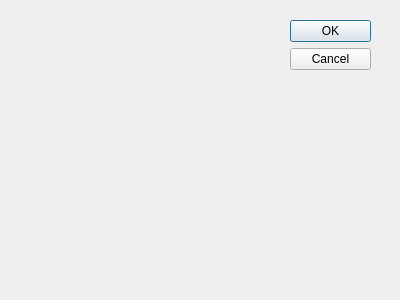
Old version of the form Linpop/addcontactwindow.ui in the repository BAKFR/linpop.
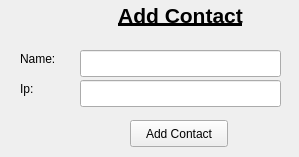
New version of the form.

Diff of the .ui file:
```diff
--- a/Linpop/addcontactwindow.ui
+++ b/Linpop/addcontactwindow.ui
@@ -3,33 +3,94 @@
  <comment/>
  <exportmacro/>
  <class>AddContactWindow</class>
- <widget class="QDialog" name="AddContactWindow">
+ <widget class="QMainWindow" name="AddContactWindow">
   <property name="geometry">
    <rect>
     <x>0</x>
     <y>0</y>
-    <width>400</width>
-    <height>300</height>
+    <width>299</width>
+    <height>157</height>
    </rect>
   </property>
   <property name="windowTitle">
    <string>Dialog</string>
   </property>
-  <widget class="QDialogButtonBox" name="buttonBox">
-   <property name="geometry">
-    <rect>
-     <x>290</x>
-     <y>20</y>
-     <width>81</width>
-     <height>241</height>
-    </rect>
-   </property>
-   <property name="orientation">
-    <enum>Qt::Vertical</enum>
-   </property>
-   <property name="standardButtons">
-    <set>QDialogButtonBox::Cancel|QDialogButtonBox::Ok</set>
-   </property>
+  <widget class="QWidget" name="centralwidget">
+   <widget class="QLabel" name="label">
+    <property name="geometry">
+     <rect>
+      <x>70</x>
+      <y>0</y>
+      <width>221</width>
+      <height>31</height>
+     </rect>
+    </property>
+    <property name="text">
+     <string>&lt;html&gt;&lt;head/&gt;&lt;body&gt;&lt;p align=&quot;center&quot;&gt;&lt;span style=&quot; font-size:16pt; font-weight:600; text-decoration: underline;&quot;&gt;Add Contact&lt;/span&gt;&lt;/p&gt;&lt;/body&gt;&lt;/html&gt;</string>
+    </property>
+   </widget>
+   <widget class="QLabel" name="label_2">
+    <property name="geometry">
+     <rect>
+      <x>20</x>
+      <y>50</y>
+      <width>66</width>
+      <height>17</height>
+     </rect>
+    </property>
+    <property name="text">
+     <string>Name:</string>
+    </property>
+   </widget>
+   <widget class="QLabel" name="label_3">
+    <property name="geometry">
+     <rect>
+      <x>20</x>
+      <y>80</y>
+      <width>66</width>
+      <height>17</height>
+     </rect>
+    </property>
+    <property name="text">
+     <string>Ip:</string>
+    </property>
+   </widget>
+   <widget class="QLineEdit" name="user_name">
+    <property name="geometry">
+     <rect>
+      <x>80</x>
+      <y>50</y>
+      <width>201</width>
+      <height>27</height>
+     </rect>
+    </property>
+    <property name="text">
+     <string/>
+    </property>
+   </widget>
+   <widget class="QLineEdit" name="ip">
+    <property name="geometry">
+     <rect>
+      <x>80</x>
+      <y>80</y>
+      <width>201</width>
+      <height>27</height>
+     </rect>
+    </property>
+   </widget>
+   <widget class="QPushButton" name="addContact">
+    <property name="geometry">
+     <rect>
+      <x>130</x>
+      <y>120</y>
+      <width>98</width>
+      <height>27</height>
+     </rect>
+    </property>
+    <property name="text">
+     <string>Add Contact</string>
+    </property>
+   </widget>
   </widget>
  </widget>
  <pixmapfunction/>
```
Left out of the diff: 42 changed lines with no effect on the pictures.
